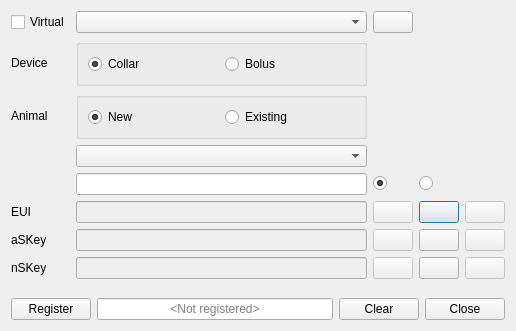
This is dialogregisterdevice.ui in IvanTsantsarov/herdmind-simulator as Qt 5 draws it before an edit. The edited form follows.
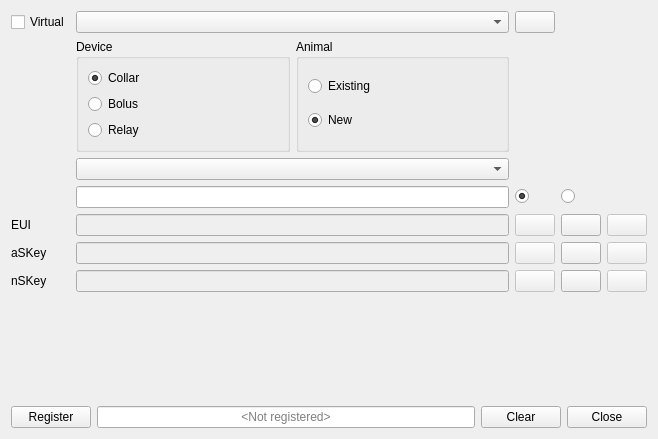
This is the edited form. Icons and pictures are not drawn.

What changed in the file:
```diff
--- a/dialogregisterdevice.ui
+++ b/dialogregisterdevice.ui
@@ -6,8 +6,8 @@
    <rect>
     <x>0</x>
     <y>0</y>
-    <width>516</width>
-    <height>331</height>
+    <width>658</width>
+    <height>439</height>
    </rect>
   </property>
   <property name="windowTitle">
@@ -21,74 +21,13 @@
     <layout class="QVBoxLayout" name="verticalLayout">
      <item>
       <layout class="QGridLayout" name="gridLayout">
-       <item row="5" column="1">
-        <widget class="QLineEdit" name="editEUI">
+       <item row="4" column="4">
+        <widget class="QPushButton" name="btnClearEUI">
          <property name="enabled">
           <bool>false</bool>
          </property>
          <property name="toolTip">
-          <string>Unique Lora ID. If empty - will be generated</string>
-         </property>
-        </widget>
-       </item>
-       <item row="2" column="0">
-        <widget class="QLabel" name="label_5">
-         <property name="text">
-          <string>Animal</string>
-         </property>
-        </widget>
-       </item>
-       <item row="5" column="3">
-        <widget class="QPushButton" name="btnCopyEUI">
-         <property name="enabled">
-          <bool>true</bool>
-         </property>
-         <property name="toolTip">
-          <string>Copy EUI into the Clipboard</string>
-         </property>
-         <property name="text">
-          <string/>
-         </property>
-         <property name="icon">
-          <iconset resource="res/res.qrc">
-           <normaloff>:/copy.svg</normaloff>:/copy.svg</iconset>
-         </property>
-        </widget>
-       </item>
-       <item row="6" column="1">
-        <widget class="QLineEdit" name="editASKey">
-         <property name="enabled">
-          <bool>false</bool>
-         </property>
-         <property name="toolTip">
-          <string>aS Lora key. If empty - will be generated</string>
-         </property>
-        </widget>
-       </item>
-       <item row="6" column="2">
-        <widget class="QPushButton" name="btnGenAKey">
-         <property name="enabled">
-          <bool>false</bool>
-         </property>
-         <property name="toolTip">
-          <string>Generate</string>
-         </property>
-         <property name="text">
-          <string/>
-         </property>
-         <property name="icon">
-          <iconset resource="res/res.qrc">
-           <normaloff>:/gears.svg</normaloff>:/gears.svg</iconset>
-         </property>
-        </widget>
-       </item>
-       <item row="7" column="4">
-        <widget class="QPushButton" name="btnClearSKey">
-         <property name="enabled">
-          <bool>false</bool>
-         </property>
-         <property name="toolTip">
-          <string>Clear Lora NS Key to be generated automaticaly</string>
+          <string>Clear Lora Unique ID to be generated automaticaly</string>
          </property>
          <property name="text">
           <string/>
@@ -99,14 +38,7 @@
          </property>
         </widget>
        </item>
-       <item row="1" column="0">
-        <widget class="QLabel" name="label">
-         <property name="text">
-          <string>Device</string>
-         </property>
-        </widget>
-       </item>
-       <item row="7" column="3">
+       <item row="6" column="3">
         <widget class="QPushButton" name="btnCopyNSKey">
          <property name="enabled">
           <bool>true</bool>
@@ -123,14 +55,37 @@
          </property>
         </widget>
        </item>
-       <item row="6" column="0">
-        <widget class="QLabel" name="label_3">
+       <item row="5" column="4">
+        <widget class="QPushButton" name="btnClearAKey">
+         <property name="enabled">
+          <bool>false</bool>
+         </property>
+         <property name="toolTip">
+          <string>Clear Lora AS Key to be generated automaticaly</string>
+         </property>
          <property name="text">
-          <string>aSKey</string>
+          <string/>
          </property>
         </widget>
        </item>
-       <item row="5" column="2">
+       <item row="4" column="3">
+        <widget class="QPushButton" name="btnCopyEUI">
+         <property name="enabled">
+          <bool>true</bool>
+         </property>
+         <property name="toolTip">
+          <string>Copy EUI into the Clipboard</string>
+         </property>
+         <property name="text">
+          <string/>
+         </property>
+         <property name="icon">
+          <iconset resource="res/res.qrc">
+           <normaloff>:/copy.svg</normaloff>:/copy.svg</iconset>
+         </property>
+        </widget>
+       </item>
+       <item row="4" column="2">
         <widget class="QPushButton" name="btnGenEUI">
          <property name="enabled">
           <bool>false</bool>
@@ -147,44 +102,7 @@
          </property>
         </widget>
        </item>
-       <item row="7" column="1">
-        <widget class="QLineEdit" name="editNSKey">
-         <property name="enabled">
-          <bool>false</bool>
-         </property>
-         <property name="toolTip">
-          <string>nS Lora key. If empty - will be generated</string>
-         </property>
-        </widget>
-       </item>
-       <item row="5" column="4">
-        <widget class="QPushButton" name="btnClearEUI">
-         <property name="enabled">
-          <bool>false</bool>
-         </property>
-         <property name="toolTip">
-          <string>Clear Lora Unique ID to be generated automaticaly</string>
-         </property>
-         <property name="text">
-          <string/>
-         </property>
-         <property name="icon">
-          <iconset resource="res/res.qrc">
-           <normaloff>:/clear.svg</normaloff>:/clear.svg</iconset>
-         </property>
-        </widget>
-       </item>
-       <item row="3" column="1">
-        <widget class="QComboBox" name="comboHerd"/>
-       </item>
-       <item row="7" column="0">
-        <widget class="QLabel" name="label_4">
-         <property name="text">
-          <string>nSKey</string>
-         </property>
-        </widget>
-       </item>
-       <item row="6" column="3">
+       <item row="5" column="3">
         <widget class="QPushButton" name="btnCopyASKey">
          <property name="enabled">
           <bool>true</bool>
@@ -201,8 +119,8 @@
          </property>
         </widget>
        </item>
-       <item row="7" column="2">
-        <widget class="QPushButton" name="btnGenNKey">
+       <item row="5" column="2">
+        <widget class="QPushButton" name="btnGenAKey">
          <property name="enabled">
           <bool>false</bool>
          </property>
@@ -218,11 +136,8 @@
          </property>
         </widget>
        </item>
-       <item row="6" column="4">
-        <widget class="QPushButton" name="btnClearAKey">
-         <property name="enabled">
-          <bool>false</bool>
-         </property>
+       <item row="3" column="3">
+        <widget class="QRadioButton" name="radioMale">
          <property name="toolTip">
           <string>Clear Lora AS Key to be generated automaticaly</string>
          </property>
@@ -231,52 +146,135 @@
          </property>
          <property name="icon">
           <iconset resource="res/res.qrc">
-           <normaloff>:/clear.svg</normaloff>:/clear.svg</iconset>
+           <normaloff>:/male.svg</normaloff>:/male.svg</iconset>
+         </property>
+         <property name="iconSize">
+          <size>
+           <width>24</width>
+           <height>24</height>
+          </size>
          </property>
         </widget>
        </item>
-       <item row="0" column="0">
-        <widget class="QCheckBox" name="checkVirtual">
-         <property name="text">
-          <string>Virtual</string>
+       <item row="4" column="1">
+        <widget class="QLineEdit" name="editEUI">
+         <property name="enabled">
+          <bool>false</bool>
+         </property>
+         <property name="toolTip">
+          <string>Unique Lora ID. If empty - will be generated</string>
          </property>
         </widget>
        </item>
        <item row="5" column="0">
+        <widget class="QLabel" name="label_3">
+         <property name="text">
+          <string>aSKey</string>
+         </property>
+        </widget>
+       </item>
+       <item row="4" column="0">
         <widget class="QLabel" name="label_2">
          <property name="text">
           <string>EUI</string>
          </property>
         </widget>
        </item>
-       <item row="4" column="1">
+       <item row="1" column="1">
+        <layout class="QHBoxLayout" name="horizontalLayout_2">
+         <item>
+          <widget class="QGroupBox" name="groupBoxType">
+           <property name="title">
+            <string>Device</string>
+           </property>
+           <layout class="QVBoxLayout" name="verticalLayout_3">
+            <item>
+             <widget class="QRadioButton" name="radioTypeCollar">
+              <property name="text">
+               <string>Collar</string>
+              </property>
+              <property name="checked">
+               <bool>true</bool>
+              </property>
+             </widget>
+            </item>
+            <item>
+             <widget class="QRadioButton" name="radioTypeBolus">
+              <property name="text">
+               <string>Bolus</string>
+              </property>
+             </widget>
+            </item>
+            <item>
+             <widget class="QRadioButton" name="radioTypeRelay">
+              <property name="text">
+               <string>Relay</string>
+              </property>
+             </widget>
+            </item>
+           </layout>
+          </widget>
+         </item>
+         <item>
+          <widget class="QGroupBox" name="groupBoxNew">
+           <property name="title">
+            <string>Animal</string>
+           </property>
+           <layout class="QVBoxLayout" name="verticalLayout_4">
+            <item>
+             <widget class="QRadioButton" name="radioAnimalExisting">
+              <property name="text">
+               <string>Existing</string>
+              </property>
+             </widget>
+            </item>
+            <item>
+             <widget class="QRadioButton" name="radioAnimalNew">
+              <property name="text">
+               <string>New</string>
+              </property>
+              <property name="checked">
+               <bool>true</bool>
+              </property>
+             </widget>
+            </item>
+           </layout>
+          </widget>
+         </item>
+        </layout>
+       </item>
+       <item row="0" column="0">
+        <widget class="QCheckBox" name="checkVirtual">
+         <property name="text">
+          <string>Virtual</string>
+         </property>
+        </widget>
+       </item>
+       <item row="3" column="1">
         <widget class="QLineEdit" name="editName"/>
        </item>
-       <item row="4" column="2">
-        <widget class="QRadioButton" name="radioFemale">
-         <property name="toolTip">
-          <string>Female</string>
-         </property>
+       <item row="6" column="0">
+        <widget class="QLabel" name="label_4">
          <property name="text">
-          <string/>
+          <string>nSKey</string>
          </property>
-         <property name="icon">
-          <iconset resource="res/res.qrc">
-           <normaloff>:/female.svg</normaloff>:/female.svg</iconset>
+        </widget>
+       </item>
+       <item row="6" column="1">
+        <widget class="QLineEdit" name="editNSKey">
+         <property name="enabled">
+          <bool>false</bool>
          </property>
-         <property name="iconSize">
-          <size>
-           <width>24</width>
-           <height>24</height>
-          </size>
+         <property name="toolTip">
+          <string>nS Lora key. If empty - will be generated</string>
          </property>
-         <property name="checked">
-          <bool>true</bool>
-         </property>
         </widget>
        </item>
-       <item row="4" column="3">
-        <widget class="QRadioButton" name="radioMale">
+       <item row="6" column="2">
+        <widget class="QPushButton" name="btnGenNKey">
+         <property name="enabled">
+          <bool>false</bool>
+         </property>
          <property name="toolTip">
           <string>Male</string>
          </property>
@@ -287,12 +285,6 @@
           <iconset resource="res/res.qrc">
            <normaloff>:/male.svg</normaloff>:/male.svg</iconset>
          </property>
-         <property name="iconSize">
-          <size>
-           <width>24</width>
-           <height>24</height>
-          </size>
-         </property>
         </widget>
        </item>
        <item row="0" column="1">
@@ -312,56 +304,57 @@
          </property>
         </widget>
        </item>
-       <item row="1" column="1">
-        <widget class="QGroupBox" name="groupBoxType">
-         <property name="title">
-          <string/>
+       <item row="5" column="1">
+        <widget class="QLineEdit" name="editASKey">
+         <property name="enabled">
+          <bool>false</bool>
          </property>
-         <layout class="QHBoxLayout" name="horizontalLayout_4">
-          <item>
-           <widget class="QRadioButton" name="radioTypeCollar">
-            <property name="text">
-             <string>Collar</string>
-            </property>
-            <property name="checked">
-             <bool>true</bool>
-            </property>
-           </widget>
-          </item>
-          <item>
-           <widget class="QRadioButton" name="radioTypeBolus">
-            <property name="text">
-             <string>Bolus</string>
-            </property>
-           </widget>
-          </item>
-         </layout>
+         <property name="toolTip">
+          <string>aS Lora key. If empty - will be generated</string>
+         </property>
         </widget>
        </item>
        <item row="2" column="1">
-        <widget class="QGroupBox" name="groupBoxNew">
-         <property name="title">
+        <widget class="QComboBox" name="comboHerd"/>
+       </item>
+       <item row="3" column="2">
+        <widget class="QRadioButton" name="radioFemale">
+         <property name="toolTip">
+          <string>Female</string>
+         </property>
+         <property name="text">
           <string/>
          </property>
-         <layout class="QHBoxLayout" name="horizontalLayout_5">
-          <item>
-           <widget class="QRadioButton" name="radioAnimalNew">
-            <property name="text">
-             <string>New</string>
-            </property>
-            <property name="checked">
-             <bool>true</bool>
-            </property>
-           </widget>
-          </item>
-          <item>
-           <widget class="QRadioButton" name="radioAnimalExisting">
-            <property name="text">
-             <string>Existing</string>
-            </property>
-           </widget>
-          </item>
-         </layout>
+         <property name="icon">
+          <iconset resource="res/res.qrc">
+           <normaloff>:/female.svg</normaloff>:/female.svg</iconset>
+         </property>
+         <property name="iconSize">
+          <size>
+           <width>24</width>
+           <height>24</height>
+          </size>
+         </property>
+         <property name="checked">
+          <bool>true</bool>
+         </property>
+        </widget>
+       </item>
+       <item row="6" column="4">
+        <widget class="QPushButton" name="btnClearSKey">
+         <property name="enabled">
+          <bool>false</bool>
+         </property>
+         <property name="toolTip">
+          <string>Clear Lora NS Key to be generated automaticaly</string>
+         </property>
+         <property name="text">
+          <string/>
+         </property>
+         <property name="icon">
+          <iconset resource="res/res.qrc">
+           <normaloff>:/clear.svg</normaloff>:/clear.svg</iconset>
+         </property>
         </widget>
        </item>
       </layout>
```
Left out of the diff: 16 changed lines with no effect on the pictures.
